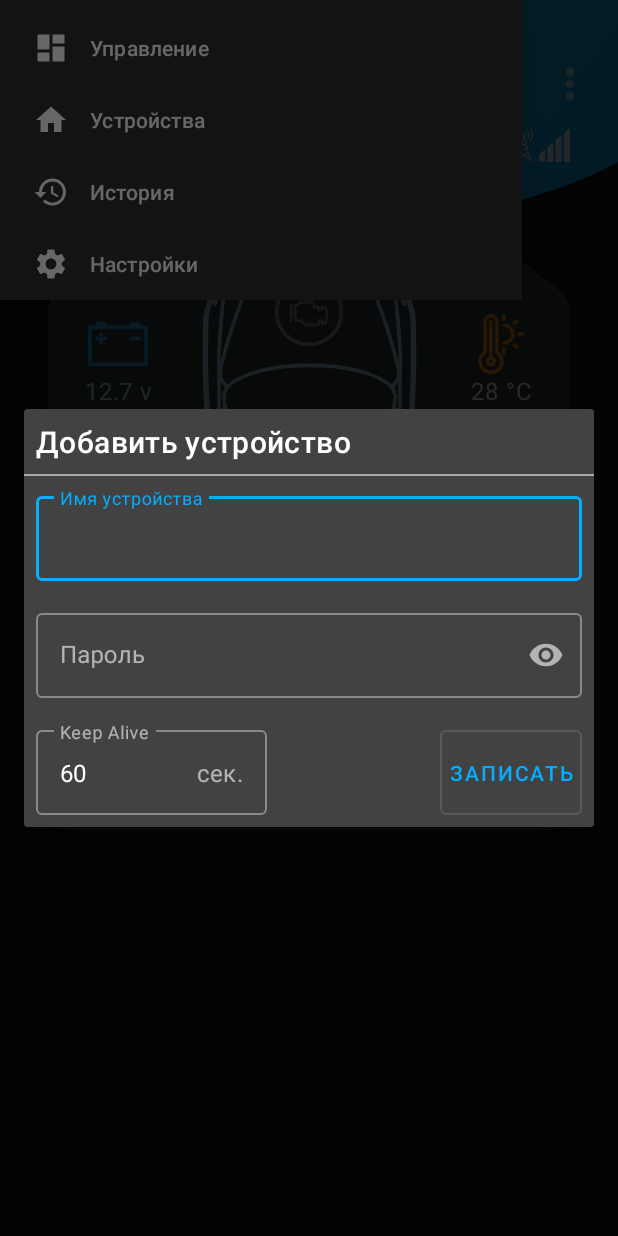
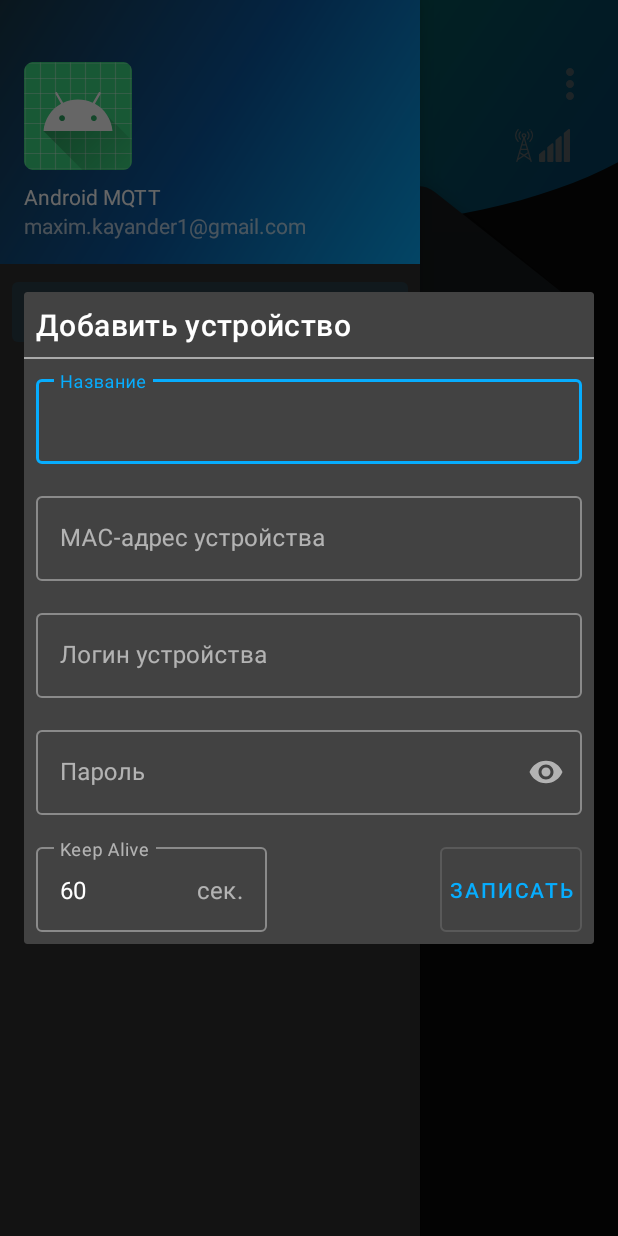
Before and after one commit to MaxKayan/CarControllerMQTT_App, an Android app: the fragment DialogDeviceEdit placed in its activity, with the side drawer open, on a phone screen of 412 x 824 dp. Run offline under Robolectric (Android 15) with nearby library versions, the phone set to English and light mode, and no system bars; our stand-ins replace Room's generated code, RxJava, navigation-ui; libraries missing offline, so code that uses them is left out: org.eclipse.paho.

Commit message:
DrawerLayout and device edit improvements.

```diff
--- a/app/src/main/java/com/example/carcontrollermqtt/MainActivity.java
+++ b/app/src/main/java/com/example/carcontrollermqtt/MainActivity.java
@@ -22,6 +22,8 @@ public class MainActivity extends AppCompatActivity {
 
     private AppBarConfiguration appBarConfiguration;
 
+    private NavController navController;
+
     @Override
     protected void onCreate(Bundle savedInstanceState) {
         super.onCreate(savedInstanceState);
@@ -30,6 +32,9 @@ public class MainActivity extends AppCompatActivity {
 
         viewModel = new ViewModelProvider(this).get(MainViewModel.class);
 
+        navController = ((NavHostFragment) getSupportFragmentManager().findFragmentById(R.id.nav_host_fragment)).getNavController();
+        NavigationUI.setupWithNavController(binding.navView, navController);
+
         // Passing each menu ID as a set of Ids because each
         // menu should be considered as top level destinations.
         appBarConfiguration = new AppBarConfiguration.Builder(
@@ -37,10 +42,8 @@ public class MainActivity extends AppCompatActivity {
                 .build();
 //        NavController navController = Navigation.findNavController(this, R.id.nav_host_fragment);
 //        NavigationUI.setupActionBarWithNavController(this, navController, appBarConfiguration);
-//        NavigationUI.setupWithNavController(binding.navView, navController);
 
         binding.navView.setNavigationItemSelectedListener(item -> {
-            NavController navController = ((NavHostFragment) getSupportFragmentManager().findFragmentById(R.id.nav_host_fragment)).getNavController();
             int id = item.getItemId();
             if (id == R.id.navigation_devices) {
                 navController.navigate(R.id.navigation_devices);
--- a/app/src/main/java/com/example/carcontrollermqtt/ui/history/HistoryFragment.java
+++ b/app/src/main/java/com/example/carcontrollermqtt/ui/history/HistoryFragment.java
@@ -12,9 +12,10 @@ import androidx.fragment.app.Fragment;
 import androidx.lifecycle.ViewModelProvider;
 import androidx.recyclerview.widget.LinearLayoutManager;
 
+import com.example.carcontrollermqtt.ToolbarFragment;
 import com.example.carcontrollermqtt.databinding.FragmentHistoryBinding;
 
-public class HistoryFragment extends Fragment {
+public class HistoryFragment extends ToolbarFragment {
     private static final String TAG = "HistoryFragment";
 
     private FragmentHistoryBinding binding;
@@ -32,6 +33,7 @@ public class HistoryFragment extends Fragment {
     @Override
     public void onViewCreated(@NonNull View view, @Nullable Bundle savedInstanceState) {
         super.onViewCreated(view, savedInstanceState);
+        toolbar.setTitle("История");
 
         viewModel = new ViewModelProvider(this).get(HistoryViewModel.class);
 
--- a/app/src/main/java/com/example/carcontrollermqtt/ui/settings/SettingsFragment.java
+++ b/app/src/main/java/com/example/carcontrollermqtt/ui/settings/SettingsFragment.java
@@ -6,12 +6,12 @@ import android.view.View;
 import android.view.ViewGroup;
 
 import androidx.annotation.NonNull;
-import androidx.fragment.app.Fragment;
 import androidx.lifecycle.ViewModelProviders;
 
 import com.example.carcontrollermqtt.R;
+import com.example.carcontrollermqtt.ToolbarFragment;
 
-public class SettingsFragment extends Fragment {
+public class SettingsFragment extends ToolbarFragment {
 
     private SettingsViewModel settingsViewModel;
 
--- /dev/null
+++ b/app/src/main/res/drawable/side_nav_bar.xml
@@ -0,0 +1,9 @@
+<shape xmlns:android="http://schemas.android.com/apk/res/android"
+    android:shape="rectangle">
+    <gradient
+        android:angle="135"
+        android:centerColor="@color/colorPrimaryDark"
+        android:endColor="@color/colorBgEnd"
+        android:startColor="@color/colorPrimary"
+        android:type="linear" />
+</shape>
--- a/app/src/main/res/layout/activity_main.xml
+++ b/app/src/main/res/layout/activity_main.xml
@@ -1,6 +1,7 @@
 <?xml version="1.0" encoding="utf-8"?>
 <androidx.drawerlayout.widget.DrawerLayout xmlns:android="http://schemas.android.com/apk/res/android"
     xmlns:app="http://schemas.android.com/apk/res-auto"
+    xmlns:tools="http://schemas.android.com/tools"
     android:id="@+id/drawer_layout"
     android:layout_width="match_parent"
     android:layout_height="match_parent"
@@ -23,9 +24,10 @@
 
     <com.google.android.material.navigation.NavigationView
         android:id="@+id/nav_view"
-        android:layout_width="match_parent"
-        android:layout_height="wrap_content"
+        android:layout_width="wrap_content"
+        android:layout_height="match_parent"
         android:layout_gravity="start"
+        app:headerLayout="@layout/nav_header_main"
         app:menu="@menu/main_nav_menu" />
 
 </androidx.drawerlayout.widget.DrawerLayout>
--- a/app/src/main/res/layout/dialog_device_edit.xml
+++ b/app/src/main/res/layout/dialog_device_edit.xml
@@ -23,11 +23,44 @@
     <include layout="@layout/hr" />
 
     <com.google.android.material.textfield.TextInputLayout
+        android:id="@+id/inputLabelLayout"
+        style="@style/Widget.MaterialComponents.TextInputLayout.OutlinedBox"
+        android:layout_width="match_parent"
+        android:layout_height="wrap_content"
+        android:hint="Название"
+        android:padding="8dp">
+
+        <com.google.android.material.textfield.TextInputEditText
+            android:id="@+id/inputLabel"
+            android:inputType="text"
+            android:layout_width="match_parent"
+            android:layout_height="wrap_content" />
+
+    </com.google.android.material.textfield.TextInputLayout>
+
+    <com.google.android.material.textfield.TextInputLayout
+        android:id="@+id/inputMACLayout"
+        style="@style/Widget.MaterialComponents.TextInputLayout.OutlinedBox"
+        android:layout_width="match_parent"
+        android:layout_height="wrap_content"
+        android:hint="MAC-адрес устройства"
+        android:padding="8dp">
+
+        <com.google.android.material.textfield.TextInputEditText
+            android:id="@+id/inputMAC"
+            android:digits="@string/device_name_digits"
+            android:inputType="textFilter"
+            android:layout_width="match_parent"
+            android:layout_height="wrap_content" />
+
+    </com.google.android.material.textfield.TextInputLayout>
+
+    <com.google.android.material.textfield.TextInputLayout
         android:id="@+id/inputNameLayout"
         style="@style/Widget.MaterialComponents.TextInputLayout.OutlinedBox"
         android:layout_width="match_parent"
         android:layout_height="wrap_content"
-        android:hint="Имя устройства"
+        android:hint="Логин устройства"
         android:padding="8dp">
 
         <com.google.android.material.textfield.TextInputEditText
--- /dev/null
+++ b/app/src/main/res/layout/nav_header_main.xml
@@ -0,0 +1,35 @@
+<?xml version="1.0" encoding="utf-8"?>
+<LinearLayout xmlns:android="http://schemas.android.com/apk/res/android"
+    xmlns:app="http://schemas.android.com/apk/res-auto"
+    android:layout_width="match_parent"
+    android:layout_height="@dimen/nav_header_height"
+    android:background="@drawable/side_nav_bar"
+    android:gravity="bottom"
+    android:orientation="vertical"
+    android:paddingLeft="@dimen/activity_horizontal_margin"
+    android:paddingTop="@dimen/activity_vertical_margin"
+    android:paddingRight="@dimen/activity_horizontal_margin"
+    android:paddingBottom="@dimen/activity_vertical_margin"
+    android:theme="@style/ThemeOverlay.AppCompat.Dark">
+
+    <ImageView
+        android:id="@+id/imageView"
+        android:layout_width="wrap_content"
+        android:layout_height="wrap_content"
+        android:contentDescription="@string/nav_header_desc"
+        android:paddingTop="@dimen/nav_header_vertical_spacing"
+        app:srcCompat="@mipmap/ic_launcher_round" />
+
+    <TextView
+        android:layout_width="match_parent"
+        android:layout_height="wrap_content"
+        android:paddingTop="@dimen/nav_header_vertical_spacing"
+        android:text="@string/nav_header_title"
+        android:textAppearance="@style/TextAppearance.AppCompat.Body1" />
+
+    <TextView
+        android:id="@+id/textView"
+        android:layout_width="wrap_content"
+        android:layout_height="wrap_content"
+        android:text="@string/nav_header_subtitle" />
+</LinearLayout>
--- a/app/src/main/res/menu/options_main.xml
+++ b/app/src/main/res/menu/options_main.xml
@@ -1,9 +1,10 @@
 <?xml version="1.0" encoding="utf-8"?>
-<menu xmlns:android="http://schemas.android.com/apk/res/android">
+<menu xmlns:android="http://schemas.android.com/apk/res/android"
+    xmlns:app="http://schemas.android.com/apk/res-auto">
 
-    <item android:id="@+id/menu_devices"
-        android:title="Устройства"/>
-
-    <item android:id="@+id/menu_settings"
-        android:title="Настройки"/>
+    <item android:id="@+id/menu_nav"
+        app:showAsAction="ifRoom"
+        android:iconTint="@color/primary_100"
+        android:icon="@drawable/ic_baseline_more_vert_24"
+        android:title="Меню"/>
 </menu>
--- a/app/src/main/res/values/dimens.xml
+++ b/app/src/main/res/values/dimens.xml
@@ -8,4 +8,9 @@
 
     <dimen name="message_side_margin">64dp</dimen>
     <dimen name="message_base_margin">16dp</dimen>
+
+    <!-- Default screen margins, per the Android Design guidelines. -->
+    <dimen name="nav_header_vertical_spacing">8dp</dimen>
+    <dimen name="nav_header_height">176dp</dimen>
+    <dimen name="fab_margin">16dp</dimen>
 </resources>
--- a/app/src/main/res/values/strings.xml
+++ b/app/src/main/res/values/strings.xml
@@ -1,6 +1,6 @@
 <resources>
     <string name="app_name">CarControllerMQTT</string>
-    <string name="title_devices">Устройства</string>
+    <string name="title_devices">Гараж</string>
     <string name="title_dashboard">Управление</string>
     <string name="title_history">История</string>
     <string name="title_settings">Настройки</string>
@@ -15,4 +15,11 @@
     <string name="header_background">Header background</string>
     <string name="car_avatar">Car avatar</string>
     <string name="celsius_symbol">°C</string>
+
+    <string name="navigation_drawer_open">Open navigation drawer</string>
+    <string name="navigation_drawer_close">Close navigation drawer</string>
+    <string name="nav_header_title">Android MQTT</string>
+    <string name="nav_header_subtitle">maxim.kayander1@gmail.com</string>
+    <string name="nav_header_desc">Navigation header</string>
+    <string name="action_settings">Settings</string>
 </resources>
```
Also changed, not shown: app/build.gradle (+7 -0 lines), app/src/main/java/com/example/carcontrollermqtt/ToolbarFragment.java (added, +36 -0 lines), app/src/main/java/com/example/carcontrollermqtt/ui/dashboard/DashboardFragment.java (+4 -32 lines), app/src/main/java/com/example/carcontrollermqtt/ui/devices/DevicesFragment.java (+4 -3 lines), app/src/main/java/com/example/carcontrollermqtt/ui/dialogs/DialogDeviceEdit.java (+16 -11 lines), app/src/main/res/layout/app_bar_main.xml (added, +21 -0 lines), app/src/main/res/layout/fragment_devices.xml (+11 -2 lines), app/src/main/res/layout/fragment_history.xml (+12 -4 lines).
